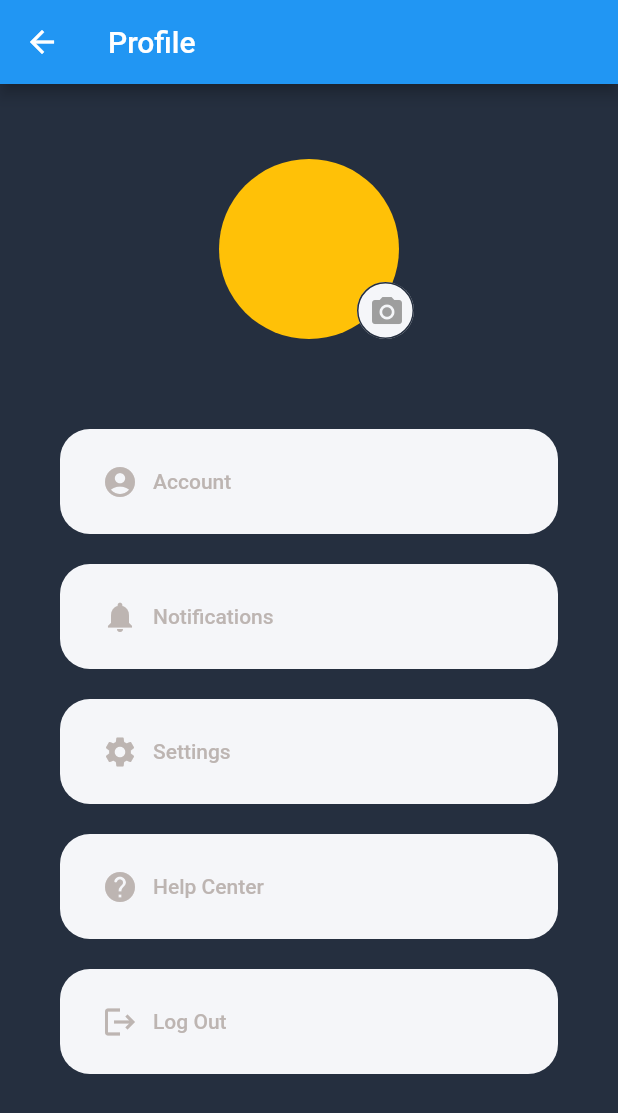
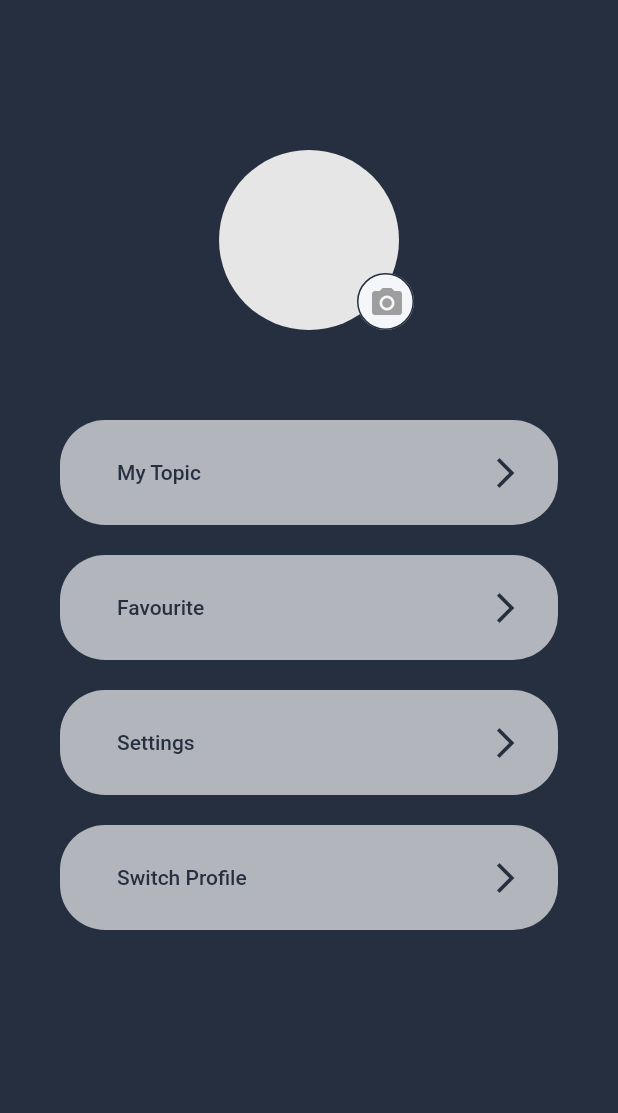
Before and after one commit to pluemthnn/cginot-app, a Flutter app: the ProfileScreen screen opened by its route, on a phone screen of 412 x 824 dp. Shown: the top 1113 px of the screen. Run offline on Flutter 3.47's test engine with Material 2 defaults, Android fonts, the phone set to English and light mode, and no system bars; missing offline and left inert: dart:js.

Commit message:
fix: change config

```diff
--- a/lib/screens/profile/components/body.dart
+++ b/lib/screens/profile/components/body.dart
@@ -11,35 +11,30 @@ class Body extends StatelessWidget {
     return Column(
       children: [
         const SizedBox(
-          height: 50,
+          height: 100,
         ),
         ProfilePic(),
         const SizedBox(
           height: 50,
         ),
         ProfileMenu(
-          text: "Account",
-          icon: Icons.account_circle,
+          text: "My Topic",
+          icon: Icons.arrow_forward_ios_sharp,
           press: () => {Navigator.pushReplacementNamed(context, '/splash')},
         ),
         ProfileMenu(
-          text: "Notifications",
-          icon: Icons.notifications,
+          text: "Favourite",
+          icon: Icons.arrow_forward_ios_sharp,
           press: () => {Navigator.pushReplacementNamed(context, '/splash')},
         ),
         ProfileMenu(
           text: "Settings",
-          icon: Icons.settings,
+          icon: Icons.arrow_forward_ios_sharp,
           press: () => {Navigator.pushReplacementNamed(context, '/splash')},
         ),
         ProfileMenu(
-          text: "Help Center",
-          icon: Icons.help_rounded,
-          press: () => {Navigator.pushReplacementNamed(context, '/splash')},
-        ),
-        ProfileMenu(
-          text: "Log Out",
-          icon: Icons.logout,
+          text: "Switch Profile",
+          icon: Icons.arrow_forward_ios_sharp,
           press: () => {Navigator.pushReplacementNamed(context, '/splash')},
         ),
       ],
--- a/lib/screens/profile/components/profile_menu.dart
+++ b/lib/screens/profile/components/profile_menu.dart
@@ -21,21 +21,21 @@ class ProfileMenu extends StatelessWidget {
       padding: const EdgeInsets.symmetric(horizontal: 40, vertical: 10),
       child: TextButton(
         style: TextButton.styleFrom(
-          primary: cPrimaryColor,
+          primary: cBackgroundColor,
           padding: const EdgeInsets.all(23),
           shape:
-              RoundedRectangleBorder(borderRadius: BorderRadius.circular(20)),
-          backgroundColor: const Color(0xFFF5F6F9),
+              RoundedRectangleBorder(borderRadius: BorderRadius.circular(30)),
+          backgroundColor: Color.fromARGB(169, 249, 250, 251),
         ),
         onPressed: press,
         child: Row(
           children: [
             const SizedBox(width: 5),
-            Icon(icon),
             const SizedBox(
               width: 10,
             ),
-            Expanded(child: Text(text))
+            Expanded(child: Text(text)),
+            Icon(icon),
           ],
         ),
       ),
--- a/lib/screens/profile/components/profile_pic.dart
+++ b/lib/screens/profile/components/profile_pic.dart
@@ -15,8 +15,8 @@ class ProfilePic extends StatelessWidget {
         clipBehavior: Clip.none,
         fit: StackFit.expand,
         children: [
-          CircleAvatar(
-            backgroundColor: Colors.amber.shade500,
+          const CircleAvatar(
+            backgroundColor: Color.fromRGBO(230, 230, 230, 100),
             // backgroundImage: AssetImage("assets/images ....")
           ),
           Positioned(
--- a/lib/screens/profile/profile_screen.dart
+++ b/lib/screens/profile/profile_screen.dart
@@ -7,10 +7,7 @@ class ProfileScreen extends StatelessWidget {
 
   @override
   Widget build(BuildContext context) {
-    return Scaffold(
-      appBar: AppBar(
-        title: const Text("Profile"),
-      ),
+    return const Scaffold(
       body: Body(),
     );
   }
```
